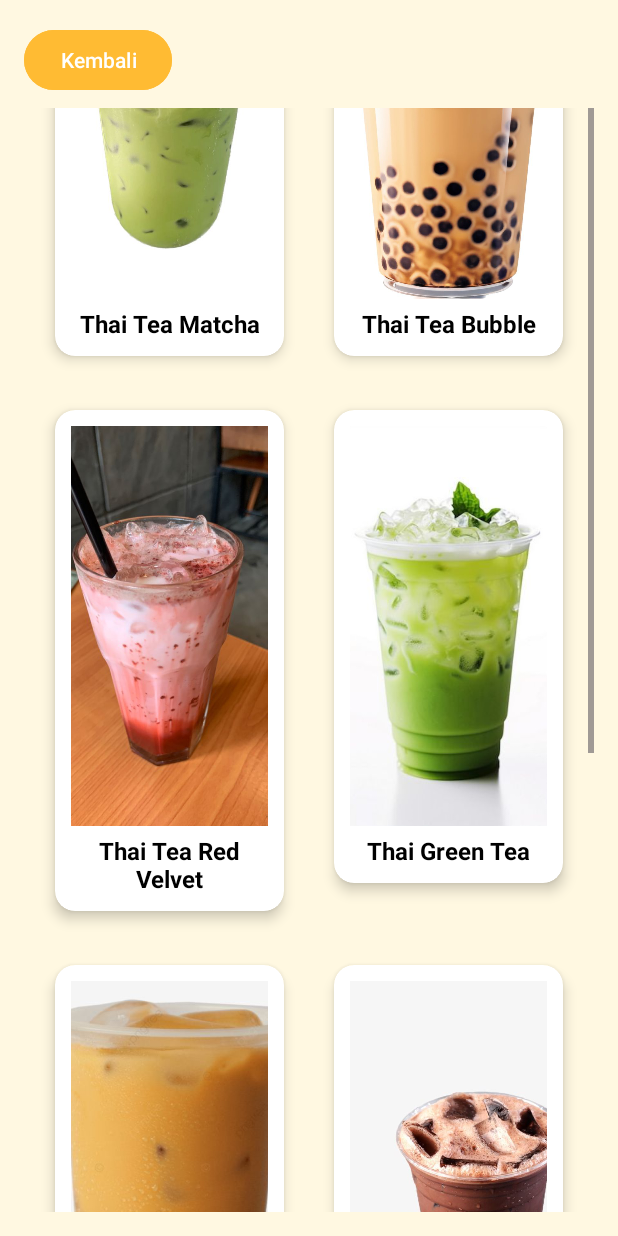
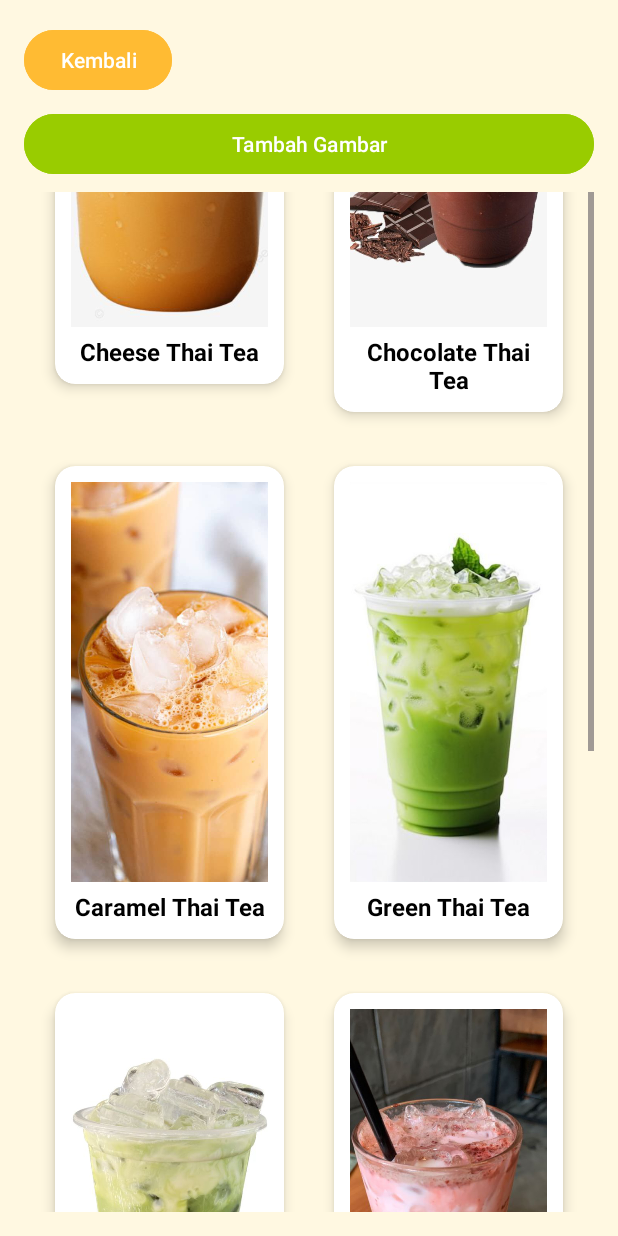
Before and after one commit to alifc/ThaiTeaGalleryApp, an Android app: the MainActivity screen opened directly, with no data from a screen before it, on a phone screen of 412 x 824 dp. Run offline under Robolectric (Android 15) with nearby library versions, the phone set to English and light mode, and no system bars.

Commit message:
Initial push Thai Tea Gallery App

```diff
--- a/app/src/main/java/com/example/thaiteagalleryapp/MainActivity.java
+++ b/app/src/main/java/com/example/thaiteagalleryapp/MainActivity.java
@@ -1,19 +1,38 @@
 package com.example.thaiteagalleryapp;
 
+import android.Manifest;
+import android.app.Activity;
+import android.content.DialogInterface;
 import android.content.Intent;
+import android.content.pm.PackageManager;
+import android.net.Uri;
+import android.os.Build;
 import android.os.Bundle;
+import android.provider.MediaStore;
+import android.view.Gravity;
 import android.view.View;
 import android.widget.Button;
+import android.widget.EditText;
 import android.widget.GridLayout;
 import android.widget.ImageView;
 import android.widget.LinearLayout;
 import android.widget.TextView;
+import android.widget.Toast;
+
+import androidx.annotation.Nullable;
+import androidx.appcompat.app.AlertDialog;
 import androidx.appcompat.app.AppCompatActivity;
 import androidx.cardview.widget.CardView;
+import androidx.core.app.ActivityCompat;
+import androidx.core.content.ContextCompat;
 
 public class MainActivity extends AppCompatActivity {
 
+    private static final int REQUEST_PICK_IMAGE = 100;
+    private static final int REQUEST_PERMISSION_CODE = 101;
+
     GridLayout gridLayout;
+    Button backButton, btnTambahGambar;
 
     @Override
     protected void onCreate(Bundle savedInstanceState) {
@@ -21,64 +40,129 @@ public class MainActivity extends AppCompatActivity {
         setContentView(R.layout.activity_main);
 
         gridLayout = findViewById(R.id.gridLayout);
-        Button backButton = findViewById(R.id.back_button);
+        backButton = findViewById(R.id.back_button);
+        btnTambahGambar = findViewById(R.id.btnTambahGambar);
 
-        addThaiTeaItem(R.drawable.original_thai_tea, "Thai Tea Original",
-                "Bahan:\n- 2 sdm teh hitam Thailand\n- 200 ml air panas\n- 3 sdm susu kental manis\n" +
-                        "- 2 sdm susu evaporasi\n- Es batu secukupnya\n\n" +
-                        "Cara Membuat:\n" +
-                        "1. Seduh teh hitam selama 3–5 menit.\n2. Saring dan tuang ke gelas.\n3. Tambahkan susu kental dan evaporasi.\n" +
-                        "4. Aduk rata lalu tambahkan es batu.\n5. Sajikan dingin dan nikmati.");
-
-        addThaiTeaItem(R.drawable.taro_thai_tea, "Thai Tea Taro",
-                "Bahan:\n- 2 sdm bubuk taro\n- 150 ml air panas\n- 2 sdm susu kental manis\n" +
-                        "- 1 sdm krimer bubuk\n- Es batu secukupnya\n\n" +
-                        "Cara Membuat:\n1. Campur bubuk taro dan air panas.\n2. Tambahkan susu dan krimer.\n3. Tuang ke gelas es.\n" +
-                        "4. Tambahkan topping sesuai selera.");
-
-        addThaiTeaItem(R.drawable.matcha_thai_tea, "Thai Tea Matcha",
-                "Bahan:\n- 1 sdt bubuk matcha\n- 30 ml air panas\n- 150 ml susu cair\n" +
-                        "- 1–2 sdt gula pasir\n- Es batu\n\n" +
-                        "Cara Membuat:\n1. Larutkan matcha dengan air panas.\n2. Tambahkan gula dan aduk.\n3. Tuang ke gelas berisi es.\n" +
-                        "4. Tambahkan susu cair dan sajikan.");
-
-        addThaiTeaItem(R.drawable.bubble_thai_tea, "Thai Tea Bubble",
-                "Bahan:\n- 2 sdm teh Thailand\n- 200 ml air panas\n- 3 sdm susu kental\n" +
-                        "- Boba siap pakai\n- Es batu\n\n" +
-                        "Cara Membuat:\n1. Rebus boba hingga kenyal.\n2. Seduh teh dan saring.\n3. Campur teh dengan susu.\n" +
-                        "4. Tambahkan es dan boba ke gelas.");
-
-        addThaiTeaItem(R.drawable.redvelvet_thai_tea, "Thai Tea Red Velvet",
-                "Bahan:\n- 2 sdm bubuk red velvet\n- 150 ml air panas\n- 2 sdm susu kental\n" +
-                        "- 1 sdm susu cair\n- Es batu\n\n" +
-                        "Cara Membuat:\n1. Seduh bubuk red velvet.\n2. Tambahkan susu.\n3. Aduk dan tuang ke gelas es.\n" +
-                        "4. Tambahkan whipped cream jika suka.");
-
-        addThaiTeaItem(R.drawable.green_thai_tea, "Thai Green Tea",
-                "Bahan:\n- 2 sdm teh hijau Thailand\n- 200 ml air panas\n- 2 sdm susu kental manis\n" +
-                        "- 1 sdm gula\n- Es batu\n\n" +
-                        "Cara Membuat:\n1. Seduh teh hijau.\n2. Tambahkan gula dan susu.\n3. Tuang ke gelas es dan sajikan.");
-
-        addThaiTeaItem(R.drawable.cheese_thai_tea, "Thai Tea Keju",
-                "Bahan:\n- 200 ml Thai Tea\n- 50 ml whipping cream\n- 2 sdm keju parut\n" +
-                        "- 1 sdt gula halus\n- Sedikit garam\n\n" +
-                        "Cara Membuat:\n1. Buat Thai Tea biasa.\n2. Kocok whipping cream, keju, gula, dan garam.\n" +
-                        "3. Tuang Thai Tea ke gelas es, lalu beri cheese foam di atasnya.");
-
-        addThaiTeaItem(R.drawable.chocolate_thai_tea, "Thai Tea Cokelat",
-                "Bahan:\n- 2 sdm teh Thailand\n- 1 sdm bubuk cokelat\n- 200 ml air panas\n" +
-                        "- 2 sdm susu kental\n- Es batu\n\n" +
-                        "Cara Membuat:\n1. Seduh teh dan cokelat bersamaan.\n2. Saring, lalu tambahkan susu.\n3. Sajikan di atas es batu.");
-
-        addThaiTeaItem(R.drawable.caramel_thai_tea, "Thai Tea Caramel",
-                "Bahan:\n- 200 ml Thai Tea\n- 1 sdm sirup karamel\n- 2 sdm susu evaporasi\n" +
-                        "- Es batu\n\n" +
-                        "Cara Membuat:\n1. Campur semua bahan, kocok dalam shaker.\n2. Tuang ke gelas es.\n3. Tambahkan saus karamel di atasnya.");
+        checkAndRequestPermission();
 
         backButton.setOnClickListener(view -> finish());
+
+        btnTambahGambar.setOnClickListener(view -> {
+            Intent intent = new Intent(Intent.ACTION_PICK, MediaStore.Images.Media.EXTERNAL_CONTENT_URI);
+            startActivityForResult(intent, REQUEST_PICK_IMAGE);
+        });
+
+        // Tambahkan semua gambar Thai Tea yang tersedia dengan deskripsi resep & bahan
+        addThaiTeaItem(R.drawable.original_thai_tea, "Thai Tea Original",
+                "Bahan:\n- 3 sdm Thai Tea\n- 250 ml air panas\n- 3 sdm susu kental manis\n- 2 sdm evaporated milk\n- 1 sdm gula pasir\n- Es batu secukupnya\n\n" +
+                        "Cara membuat:\nSeduh Thai Tea dengan air panas, saring, lalu campur dengan gula dan susu. Aduk rata dan sajikan dengan es batu.");
+
+        addThaiTeaItem(R.drawable.bubble_thai_tea, "Bubble Thai Tea",
+                "Bahan:\n- 250 ml Thai Tea (lihat resep original)\n- 2 sdm boba matang\n- 1 sdm gula merah cair (opsional)\n- Es batu secukupnya\n\n" +
+                        "Cara membuat:\nSiapkan Thai Tea seperti biasa, lalu tambahkan boba dan gula merah cair ke dalam gelas. Sajikan dingin.");
+
+        addThaiTeaItem(R.drawable.cheese_thai_tea, "Cheese Thai Tea",
+                "Bahan:\n- 250 ml Thai Tea\n- 2 sdm susu kental manis\n- 50 ml whipping cream\n- 1 sdm cream cheese\n- 1 sdt gula halus\n- Sejumput garam\n- Es batu\n\n" +
+                        "Cara membuat:\nKocok cream cheese, whipping cream, gula, dan garam hingga mengembang. Tuang Thai Tea ke gelas, tambahkan foam cheese di atasnya.");
+
+        addThaiTeaItem(R.drawable.chocolate_thai_tea, "Chocolate Thai Tea",
+                "Bahan:\n- 2 sdm Thai Tea\n- 1 sdm bubuk cokelat\n- 250 ml air panas\n- 2 sdm susu kental manis\n- 1 sdm gula\n- Es batu\n\n" +
+                        "Cara membuat:\nSeduh Thai Tea dan bubuk cokelat, saring. Tambahkan susu dan gula, aduk rata. Sajikan dingin.");
+
+        addThaiTeaItem(R.drawable.caramel_thai_tea, "Caramel Thai Tea",
+                "Bahan:\n- 250 ml Thai Tea\n- 1-2 sdm saus karamel\n- 2 sdm susu kental manis\n- Es batu\n\n" +
+                        "Cara membuat:\nCampur Thai Tea dengan susu dan karamel, aduk rata. Hias pinggiran gelas dengan karamel untuk tampilan menarik.");
+
+        addThaiTeaItem(R.drawable.green_thai_tea, "Green Thai Tea",
+                "Bahan:\n- 2 sdm green Thai tea\n- 250 ml air panas\n- 2 sdm gula\n- 2 sdm susu kental manis\n- 2 sdm evaporated milk\n- Es batu\n\n" +
+                        "Cara membuat:\nSeduh green Thai tea, saring. Tambahkan gula dan susu, lalu sajikan dengan es dan tuang evaporated milk di atasnya.");
+
+        addThaiTeaItem(R.drawable.matcha_thai_tea, "Matcha Thai Tea",
+                "Bahan:\n- 1 sdm bubuk matcha\n- 100 ml air panas\n- 150 ml susu cair\n- 2 sdm gula\n- Es batu\n\n" +
+                        "Cara membuat:\nLarutkan matcha dalam air panas. Tambahkan gula dan susu, aduk rata. Tuang ke gelas berisi es.");
+
+        addThaiTeaItem(R.drawable.redvelvet_thai_tea, "Red Velvet Thai Tea",
+                "Bahan:\n- 2 sdm bubuk red velvet instan (atau bubuk red velvet drink)\n- 250 ml susu cair\n- 2 sdm susu kental manis\n- Es batu\n\n" +
+                        "Cara membuat:\nLarutkan bubuk red velvet dalam susu cair panas, tambahkan kental manis, aduk rata. Sajikan dingin.");
+
+        addThaiTeaItem(R.drawable.taro_thai_tea, "Taro Thai Tea",
+                "Bahan:\n- 2 sdm bubuk taro\n- 200 ml air panas\n- 100 ml susu cair\n- 2 sdm gula\n- Es batu\n\n" +
+                        "Cara membuat:\nCampur bubuk taro dengan air panas dan gula, tambahkan susu dan aduk rata. Tuang ke gelas berisi es.");
+    }
+
+    @Override
+    protected void onActivityResult(int requestCode, int resultCode, @Nullable Intent data) {
+        super.onActivityResult(requestCode, resultCode, data);
+        if (requestCode == REQUEST_PICK_IMAGE && resultCode == Activity.RESULT_OK && data != null) {
+            Uri selectedImage = data.getData();
+            if (selectedImage != null) {
+                showInputDialog(selectedImage);
+            }
+        }
+    }
+
+    private void showInputDialog(Uri imageUri) {
+        AlertDialog.Builder builder = new AlertDialog.Builder(this);
+        builder.setTitle("Deskripsi Gambar");
+
+        LinearLayout layout = new LinearLayout(this);
+        layout.setOrientation(LinearLayout.VERTICAL);
+        layout.setPadding(32, 32, 32, 32);
+
+        final EditText nameInput = new EditText(this);
+        nameInput.setHint("Nama Thai Tea");
+        layout.addView(nameInput);
+
+        final EditText descInput = new EditText(this);
+        descInput.setHint("Deskripsi / resep");
+        layout.addView(descInput);
+
+        builder.setView(layout);
+
+        builder.setPositiveButton("Tambah", (dialog, which) -> {
+            String name = nameInput.getText().toString();
+            String desc = descInput.getText().toString();
+            if (!name.isEmpty() && !desc.isEmpty()) {
+                addThaiTeaItem(imageUri, name, desc);
+            } else {
+                Toast.makeText(this, "Nama dan deskripsi tidak boleh kosong", Toast.LENGTH_SHORT).show();
+            }
+        });
+
+        builder.setNegativeButton("Batal", (dialog, which) -> dialog.cancel());
+
+        builder.show();
+    }
+
+    private void checkAndRequestPermission() {
+        if (Build.VERSION.SDK_INT >= Build.VERSION_CODES.TIRAMISU) {
+            if (ContextCompat.checkSelfPermission(this, Manifest.permission.READ_MEDIA_IMAGES) != PackageManager.PERMISSION_GRANTED) {
+                ActivityCompat.requestPermissions(this, new String[]{Manifest.permission.READ_MEDIA_IMAGES}, REQUEST_PERMISSION_CODE);
+            }
+        } else {
+            if (ContextCompat.checkSelfPermission(this, Manifest.permission.READ_EXTERNAL_STORAGE) != PackageManager.PERMISSION_GRANTED) {
+                ActivityCompat.requestPermissions(this, new String[]{Manifest.permission.READ_EXTERNAL_STORAGE}, REQUEST_PERMISSION_CODE);
+            }
+        }
+    }
+
+    @Override
+    public void onRequestPermissionsResult(int requestCode, String[] permissions, int[] grantResults) {
+        super.onRequestPermissionsResult(requestCode, permissions, grantResults);
+        if (requestCode == REQUEST_PERMISSION_CODE) {
+            if (grantResults.length > 0 && grantResults[0] == PackageManager.PERMISSION_GRANTED) {
+                Toast.makeText(this, "Izin diberikan", Toast.LENGTH_SHORT).show();
+            } else {
+                Toast.makeText(this, "Izin ditolak", Toast.LENGTH_SHORT).show();
+            }
+        }
     }
 
     private void addThaiTeaItem(int imageResId, String name, String recipe) {
+        addThaiTeaItem(Uri.parse("android.resource://" + getPackageName() + "/" + imageResId), name, recipe);
+    }
+
+    private void addThaiTeaItem(Uri imageUri, String name, String recipe) {
         CardView cardView = new CardView(this);
         GridLayout.LayoutParams params = new GridLayout.LayoutParams();
         params.width = 0;
@@ -93,10 +177,10 @@ public class MainActivity extends AppCompatActivity {
         LinearLayout itemLayout = new LinearLayout(this);
         itemLayout.setOrientation(LinearLayout.VERTICAL);
         itemLayout.setPadding(16, 16, 16, 16);
-        itemLayout.setGravity(View.TEXT_ALIGNMENT_CENTER);
+        itemLayout.setGravity(Gravity.CENTER);
 
         ImageView imageView = new ImageView(this);
-        imageView.setImageResource(imageResId);
+        imageView.setImageURI(imageUri);
         LinearLayout.LayoutParams imageParams = new LinearLayout.LayoutParams(
                 LinearLayout.LayoutParams.MATCH_PARENT, 400);
         imageView.setLayoutParams(imageParams);
@@ -116,12 +200,14 @@ public class MainActivity extends AppCompatActivity {
 
         cardView.setOnClickListener(view -> {
             Intent intent = new Intent(MainActivity.this, DetailActivity.class);
-            intent.putExtra("image", imageResId);
+            intent.putExtra("image", imageUri.toString());
             intent.putExtra("name", name);
             intent.putExtra("recipe", recipe);
             startActivity(intent);
         });
 
         gridLayout.addView(cardView);
+
+
     }
 }
--- a/app/src/main/res/layout/activity_detail.xml
+++ b/app/src/main/res/layout/activity_detail.xml
@@ -5,7 +5,7 @@
     android:gravity="center"
     android:layout_width="match_parent"
     android:layout_height="match_parent"
-    android:background="#404040">
+    android:background="#FFF8E1">
 
     <ImageView
         android:id="@+id/detailImage"
@@ -16,7 +16,7 @@
     <TextView
         android:id="@+id/detailName"
         android:textSize="22sp"
-        android:textColor="#FFFFFF"
+        android:textColor="#5D4037"
         android:layout_marginTop="16dp"
         android:textStyle="bold"
         android:layout_width="wrap_content"
@@ -27,7 +27,7 @@
         android:layout_width="match_parent"
         android:layout_height="wrap_content"
         android:text="Resep akan muncul di sini"
-        android:textColor="@android:color/white"
+        android:textColor="@android:color/black"
         android:layout_marginTop="16dp"
         android:textSize="16sp" />
 
--- a/app/src/main/res/layout/activity_main.xml
+++ b/app/src/main/res/layout/activity_main.xml
@@ -13,6 +13,15 @@
         android:text="Kembali"
         android:layout_gravity="start"
         android:backgroundTint="@android:color/holo_orange_light" />
+
+    <!-- Tambahkan Tombol Tambah Gambar -->
+    <Button
+        android:id="@+id/btnTambahGambar"
+        android:layout_width="match_parent"
+        android:layout_height="wrap_content"
+        android:text="Tambah Gambar"
+        android:layout_marginTop="8dp"
+        android:backgroundTint="@android:color/holo_green_light" />
 
     <ScrollView
         android:layout_width="match_parent"
```
Also changed, not shown: app/src/main/AndroidManifest.xml (+25 -5 lines), app/src/main/java/com/example/thaiteagalleryapp/DatabaseHelper.java (added, +54 -0 lines), app/src/main/java/com/example/thaiteagalleryapp/DetailActivity.java (+13 -8 lines), app/src/main/java/com/example/thaiteagalleryapp/InputDescriptionActivity.java (added, +56 -0 lines), app/src/main/java/com/example/thaiteagalleryapp/LoginActivity.java (added, +64 -0 lines), app/src/main/java/com/example/thaiteagalleryapp/RegisterActivity.java (added, +45 -0 lines), app/src/main/java/com/example/thaiteagalleryapp/SplashActivity.java (+9 -5 lines), app/src/main/res/drawable/edit_text_bg.xml (added, +7 -0 lines), app/src/main/res/layout/activity_input_description.xml (added, +43 -0 lines), app/src/main/res/layout/activity_login.xml (added, +69 -0 lines), app/src/main/res/layout/activity_register.xml (added, +42 -0 lines), app/src/main/res/layout/activity_splash.xml (+9 -21 lines).
